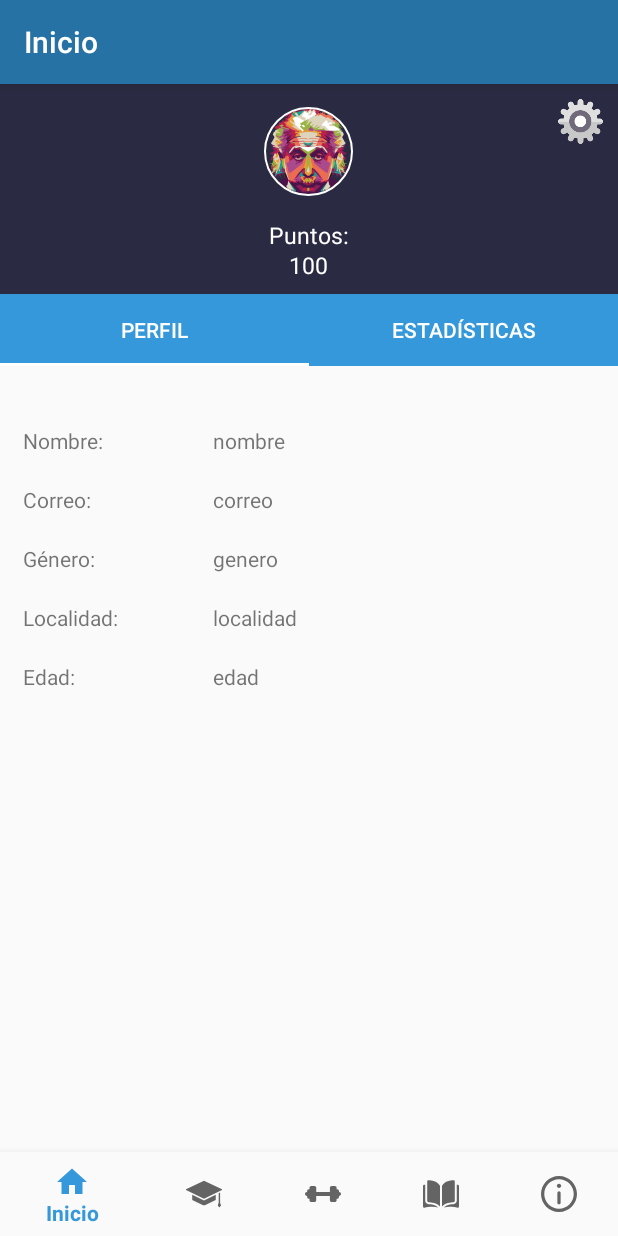
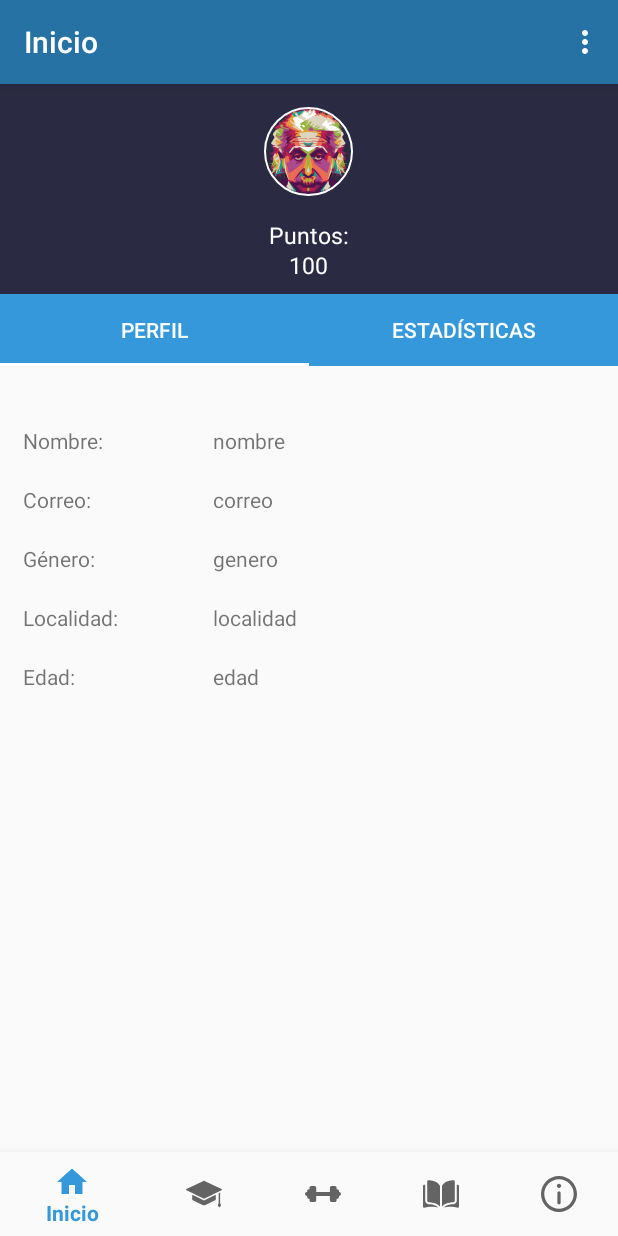
Before and after one commit to alexhelyer/Mathe, an Android app: the InicioFragment screen opened directly, with no data from a screen before it, on a phone screen of 412 x 824 dp. Run offline under Robolectric (Android 15) with nearby library versions, the phone set to English and light mode, and no system bars; our stand-ins replace CircleImageView; libraries missing offline, so code that uses them is left out: com.github.lzyzsd.circleprogress, com.github.mikephil.charting; 54 statements that could not run were skipped.

Commit message:
Se mejoro el inicio de sesión y se cambio el menú de configuración al Inicio.

```diff
--- a/app/src/main/res/layout/fragment_inicio.xml
+++ b/app/src/main/res/layout/fragment_inicio.xml
@@ -55,7 +55,8 @@
             android:layout_height="30dp"
             android:layout_alignParentEnd="true"
             android:background="@mipmap/settings"
-            android:layout_alignParentRight="true" />
+            android:layout_alignParentRight="true"
+            android:visibility="invisible"/>
 
 
     </RelativeLayout>
--- a/app/src/main/res/menu/acerca_menu.xml
+++ b/app/src/main/res/menu/acerca_menu.xml
@@ -3,14 +3,22 @@
     xmlns:app="http://schemas.android.com/apk/res-auto"
     xmlns:tools="http://schemas.android.com/tools"
     tools:context="com.alex.helyer.trespuntitos.MainActivity">
+
+    <item
+        android:id="@+id/action_perfil"
+        android:orderInCategory="100"
+        android:title="Editar Perfil"
+        app:showAsAction="never" />
+
     <item
         android:id="@+id/action_settings"
         android:orderInCategory="100"
-        android:title="Configuración"
+        android:title="Preferencias"
         app:showAsAction="never" />
-    <!--<item
+
+    <item
         android:id="@+id/action_logout"
         android:orderInCategory="100"
         android:title="Cerrar Sesión"
-        app:showAsAction="never" />-->
+        app:showAsAction="never" />
 </menu>
```
Also changed, not shown: app/src/main/java/com/alex/helyer/mathe/AcercaFragment.java (+0 -30 lines), app/src/main/java/com/alex/helyer/mathe/InicioFragment.java (+39 -0 lines), app/src/main/java/com/alex/helyer/mathe/LoginActivity.java (+10 -8 lines).
